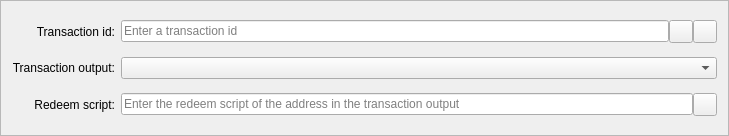
Before: the Qt Designer form src/qt/forms/multisiginputentry.ui in bonpekao/bonpekao, drawn with Qt 5.
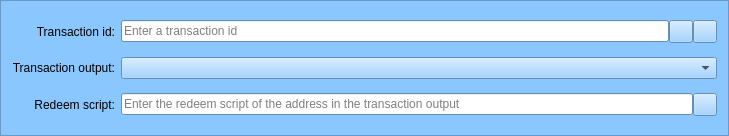
After: the same form once the commit is applied. Icons and pictures are not drawn. Custom widgets are drawn as their Qt base class.

```diff
--- a/src/qt/forms/multisiginputentry.ui
+++ b/src/qt/forms/multisiginputentry.ui
@@ -10,6 +10,421 @@
 <height>136</height>
 </rect>
 </property>
+  <property name="palette">
+   <palette>
+    <active>
+     <colorrole role="WindowText">
+      <brush brushstyle="SolidPattern">
+       <color alpha="255">
+        <red>0</red>
+        <green>0</green>
+        <blue>0</blue>
+       </color>
+      </brush>
+     </colorrole>
+     <colorrole role="Button">
+      <brush brushstyle="SolidPattern">
+       <color alpha="255">
+        <red>138</red>
+        <green>199</green>
+        <blue>255</blue>
+       </color>
+      </brush>
+     </colorrole>
+     <colorrole role="Light">
+      <brush brushstyle="SolidPattern">
+       <color alpha="255">
+        <red>255</red>
+        <green>255</green>
+        <blue>255</blue>
+       </color>
+      </brush>
+     </colorrole>
+     <colorrole role="Midlight">
+      <brush brushstyle="SolidPattern">
+       <color alpha="255">
+        <red>196</red>
+        <green>227</green>
+        <blue>255</blue>
+       </color>
+      </brush>
+     </colorrole>
+     <colorrole role="Dark">
+      <brush brushstyle="SolidPattern">
+       <color alpha="255">
+        <red>69</red>
+        <green>99</green>
+        <blue>127</blue>
+       </color>
+      </brush>
+     </colorrole>
+     <colorrole role="Mid">
+      <brush brushstyle="SolidPattern">
+       <color alpha="255">
+        <red>92</red>
+        <green>133</green>
+        <blue>170</blue>
+       </color>
+      </brush>
+     </colorrole>
+     <colorrole role="Text">
+      <brush brushstyle="SolidPattern">
+       <color alpha="255">
+        <red>0</red>
+        <green>0</green>
+        <blue>0</blue>
+       </color>
+      </brush>
+     </colorrole>
+     <colorrole role="BrightText">
+      <brush brushstyle="SolidPattern">
+       <color alpha="255">
+        <red>255</red>
+        <green>255</green>
+        <blue>255</blue>
+       </color>
+      </brush>
+     </colorrole>
+     <colorrole role="ButtonText">
+      <brush brushstyle="SolidPattern">
+       <color alpha="255">
+        <red>0</red>
+        <green>0</green>
+        <blue>0</blue>
+       </color>
+      </brush>
+     </colorrole>
+     <colorrole role="Base">
+      <brush brushstyle="SolidPattern">
+       <color alpha="255">
+        <red>255</red>
+        <green>255</green>
+        <blue>255</blue>
+       </color>
+      </brush>
+     </colorrole>
+     <colorrole role="Window">
+      <brush brushstyle="SolidPattern">
+       <color alpha="255">
+        <red>138</red>
+        <green>199</green>
+        <blue>255</blue>
+       </color>
+      </brush>
+     </colorrole>
+     <colorrole role="Shadow">
+      <brush brushstyle="SolidPattern">
+       <color alpha="255">
+        <red>0</red>
+        <green>0</green>
+        <blue>0</blue>
+       </color>
+      </brush>
+     </colorrole>
+     <colorrole role="AlternateBase">
+      <brush brushstyle="SolidPattern">
+       <color alpha="255">
+        <red>196</red>
+        <green>227</green>
+        <blue>255</blue>
+       </color>
+      </brush>
+     </colorrole>
+     <colorrole role="ToolTipBase">
+      <brush brushstyle="SolidPattern">
+       <color alpha="255">
+        <red>255</red>
+        <green>255</green>
+        <blue>220</blue>
+       </color>
+      </brush>
+     </colorrole>
+     <colorrole role="ToolTipText">
+      <brush brushstyle="SolidPattern">
+       <color alpha="255">
+        <red>0</red>
+        <green>0</green>
+        <blue>0</blue>
+       </color>
+      </brush>
+     </colorrole>
+    </active>
+    <inactive>
+     <colorrole role="WindowText">
+      <brush brushstyle="SolidPattern">
+       <color alpha="255">
+        <red>0</red>
+        <green>0</green>
+        <blue>0</blue>
+       </color>
+      </brush>
+     </colorrole>
+     <colorrole role="Button">
+      <brush brushstyle="SolidPattern">
+       <color alpha="255">
+        <red>138</red>
+        <green>199</green>
+        <blue>255</blue>
+       </color>
+      </brush>
+     </colorrole>
+     <colorrole role="Light">
+      <brush brushstyle="SolidPattern">
+       <color alpha="255">
+        <red>255</red>
+        <green>255</green>
+        <blue>255</blue>
+       </color>
+      </brush>
+     </colorrole>
+     <colorrole role="Midlight">
+      <brush brushstyle="SolidPattern">
+       <color alpha="255">
+        <red>196</red>
+        <green>227</green>
+        <blue>255</blue>
+       </color>
+      </brush>
+     </colorrole>
+     <colorrole role="Dark">
+      <brush brushstyle="SolidPattern">
+       <color alpha="255">
+        <red>69</red>
+        <green>99</green>
+        <blue>127</blue>
+       </color>
+      </brush>
+     </colorrole>
+     <colorrole role="Mid">
+      <brush brushstyle="SolidPattern">
+       <color alpha="255">
+        <red>92</red>
+        <green>133</green>
+        <blue>170</blue>
+       </color>
+      </brush>
+     </colorrole>
+     <colorrole role="Text">
+      <brush brushstyle="SolidPattern">
+       <color alpha="255">
+        <red>0</red>
+        <green>0</green>
+        <blue>0</blue>
+       </color>
+      </brush>
+     </colorrole>
+     <colorrole role="BrightText">
+      <brush brushstyle="SolidPattern">
+       <color alpha="255">
+        <red>255</red>
+        <green>255</green>
+        <blue>255</blue>
+       </color>
+      </brush>
+     </colorrole>
+     <colorrole role="ButtonText">
+      <brush brushstyle="SolidPattern">
+       <color alpha="255">
+        <red>0</red>
+        <green>0</green>
+        <blue>0</blue>
+       </color>
+      </brush>
+     </colorrole>
+     <colorrole role="Base">
+      <brush brushstyle="SolidPattern">
+       <color alpha="255">
+        <red>255</red>
+        <green>255</green>
+        <blue>255</blue>
+       </color>
+      </brush>
+     </colorrole>
+     <colorrole role="Window">
+      <brush brushstyle="SolidPattern">
+       <color alpha="255">
+        <red>138</red>
+        <green>199</green>
+        <blue>255</blue>
+       </color>
+      </brush>
+     </colorrole>
+     <colorrole role="Shadow">
+      <brush brushstyle="SolidPattern">
+       <color alpha="255">
+        <red>0</red>
+        <green>0</green>
+        <blue>0</blue>
+       </color>
+      </brush>
+     </colorrole>
+     <colorrole role="AlternateBase">
+      <brush brushstyle="SolidPattern">
+       <color alpha="255">
+        <red>196</red>
+        <green>227</green>
+        <blue>255</blue>
+       </color>
+      </brush>
+     </colorrole>
+     <colorrole role="ToolTipBase">
+      <brush brushstyle="SolidPattern">
+       <color alpha="255">
+        <red>255</red>
+        <green>255</green>
+        <blue>220</blue>
+       </color>
+      </brush>
+     </colorrole>
+     <colorrole role="ToolTipText">
+      <brush brushstyle="SolidPattern">
+       <color alpha="255">
+        <red>0</red>
+        <green>0</green>
+        <blue>0</blue>
+       </color>
+      </brush>
+     </colorrole>
+    </inactive>
+    <disabled>
+     <colorrole role="WindowText">
+      <brush brushstyle="SolidPattern">
+       <color alpha="255">
+        <red>69</red>
+        <green>99</green>
+        <blue>127</blue>
+       </color>
+      </brush>
+     </colorrole>
+     <colorrole role="Button">
+      <brush brushstyle="SolidPattern">
+       <color alpha="255">
+        <red>138</red>
+        <green>199</green>
+        <blue>255</blue>
+       </color>
+      </brush>
+     </colorrole>
+     <colorrole role="Light">
+      <brush brushstyle="SolidPattern">
+       <color alpha="255">
+        <red>255</red>
+        <green>255</green>
+        <blue>255</blue>
+       </color>
+      </brush>
+     </colorrole>
+     <colorrole role="Midlight">
+      <brush brushstyle="SolidPattern">
+       <color alpha="255">
+        <red>196</red>
+        <green>227</green>
+        <blue>255</blue>
+       </color>
+      </brush>
+     </colorrole>
+     <colorrole role="Dark">
+      <brush brushstyle="SolidPattern">
+       <color alpha="255">
+        <red>69</red>
+        <green>99</green>
+        <blue>127</blue>
+       </color>
+      </brush>
+     </colorrole>
+     <colorrole role="Mid">
+      <brush brushstyle="SolidPattern">
+       <color alpha="255">
+        <red>92</red>
+        <green>133</green>
+        <blue>170</blue>
+       </color>
+      </brush>
+     </colorrole>
+     <colorrole role="Text">
+      <brush brushstyle="SolidPattern">
+       <color alpha="255">
+        <red>69</red>
+        <green>99</green>
+        <blue>127</blue>
+       </color>
+      </brush>
+     </colorrole>
+     <colorrole role="BrightText">
+      <brush brushstyle="SolidPattern">
+       <color alpha="255">
+        <red>255</red>
+        <green>255</green>
+        <blue>255</blue>
+       </color>
+      </brush>
+     </colorrole>
+     <colorrole role="ButtonText">
+      <brush brushstyle="SolidPattern">
+       <color alpha="255">
+        <red>69</red>
+        <green>99</green>
+        <blue>127</blue>
+       </color>
+      </brush>
+     </colorrole>
+     <colorrole role="Base">
+      <brush brushstyle="SolidPattern">
+       <color alpha="255">
+        <red>138</red>
+        <green>199</green>
+        <blue>255</blue>
+       </color>
+      </brush>
+     </colorrole>
+     <colorrole role="Window">
+      <brush brushstyle="SolidPattern">
+       <color alpha="255">
+        <red>138</red>
+        <green>199</green>
+        <blue>255</blue>
+       </color>
+      </brush>
+     </colorrole>
+     <colorrole role="Shadow">
+      <brush brushstyle="SolidPattern">
+       <color alpha="255">
+        <red>0</red>
+        <green>0</green>
+        <blue>0</blue>
+       </color>
+      </brush>
+     </colorrole>
+     <colorrole role="AlternateBase">
+      <brush brushstyle="SolidPattern">
+       <color alpha="255">
+        <red>138</red>
+        <green>199</green>
+        <blue>255</blue>
+       </color>
+      </brush>
+     </colorrole>
+     <colorrole role="ToolTipBase">
+      <brush brushstyle="SolidPattern">
+       <color alpha="255">
+        <red>255</red>
+        <green>255</green>
+        <blue>220</blue>
+       </color>
+      </brush>
+     </colorrole>
+     <colorrole role="ToolTipText">
+      <brush brushstyle="SolidPattern">
+       <color alpha="255">
+        <red>0</red>
+        <green>0</green>
+        <blue>0</blue>
+       </color>
+      </brush>
+     </colorrole>
+    </disabled>
+   </palette>
+  </property>
 <property name="windowTitle">
 <string>Form</string>
 </property>
```
Lines whose indentation alone changed are shown as unchanged.
